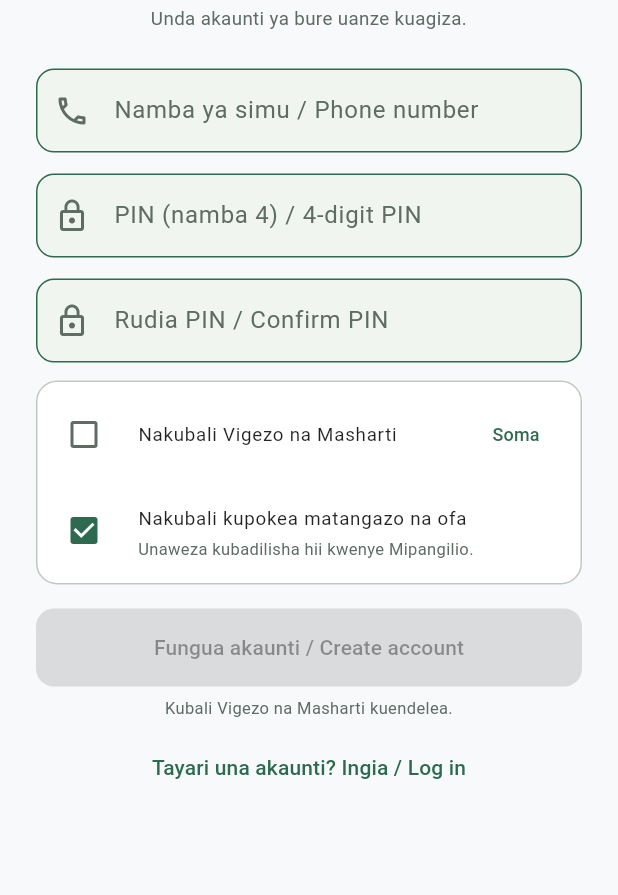
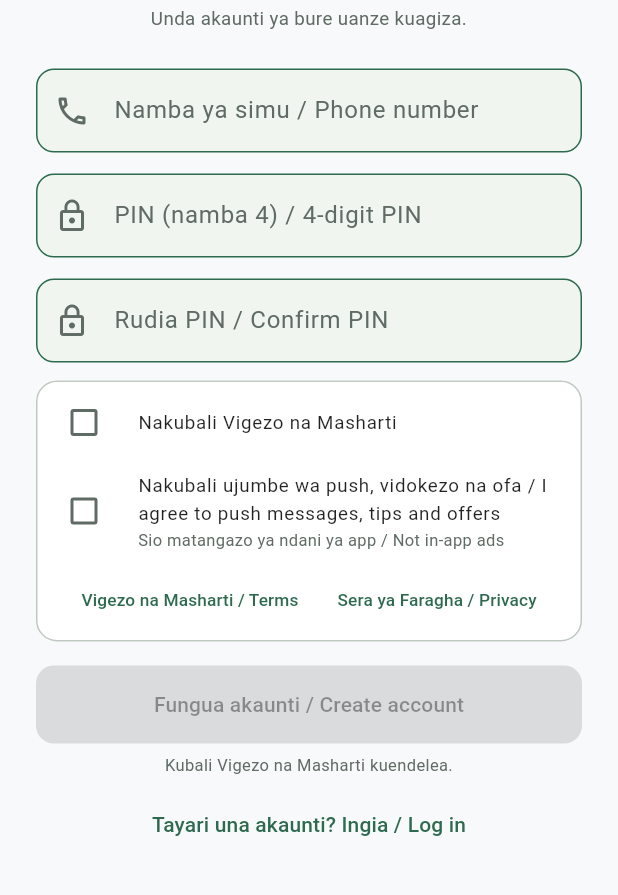
Before and after one commit to titokachima91/gasLink, a Flutter app: the RegisterScreen screen opened directly, on a phone screen of 412 x 824 dp, the part 290-1185 px from its top. Run offline on Flutter 3.47's test engine with Material 3 defaults, Android fonts, the light colour scheme and no system bars; our stand-ins replace cloud_firestore, connectivity_plus, firebase_auth, firebase_core, firebase_messaging, firebase_storage and 5 more; missing offline and left inert: dart:html; accounts and stored records are empty.

Commit message:
feat: move consent to registration and add About
Login no longer gates on Terms or records marketing consent. Registration collects required Terms acceptance plus optional, default-off marketing consent for push messages, tips and offers. Consumer settings drops the Ads switch and Terms row, and gains an About screen with version, readable Terms/Privacy, and support contacts. Legal links are available from login and landing.

```diff
--- a/lib/core/constants.dart
+++ b/lib/core/constants.dart
@@ -8,6 +8,7 @@
 class AppConstants {
   static const String appName = 'GasLink';
   static const String appNameSw = 'GasLink';
+  static const String appVersion = '1.0.0';
 
   /// Canonical brand list — vendors pick from this, never invent brands.
   static const List<String> gasBrands = [
--- a/lib/screens/auth/landing_screen.dart
+++ b/lib/screens/auth/landing_screen.dart
@@ -13,6 +13,7 @@ import '../advertise_screen.dart';
 import '../role_router.dart';
 import 'login_screen.dart';
 import 'register_screen.dart';
+import 'widgets/auth_widgets.dart';
 
 class LandingScreen extends StatelessWidget {
   const LandingScreen({super.key});
@@ -152,6 +153,7 @@ class LandingScreen extends StatelessWidget {
                       child: const Text('Tangaza nasi / Advertise with us'),
                     ),
                   ),
+                  const LegalLinks(),
                 ],
               ),
             ),
--- a/lib/screens/auth/register_screen.dart
+++ b/lib/screens/auth/register_screen.dart
@@ -1,5 +1,5 @@
 // lib/screens/auth/register_screen.dart
-// Branded registration: logo, phone + PIN + confirm, Terms & ads consent.
+// Branded registration: logo, phone + PIN + confirm, Terms & marketing consent.
 
 import 'package:flutter/material.dart';
 import '../../services/auth_service.dart';
@@ -23,7 +23,7 @@ class _RegisterScreenState extends State<RegisterScreen> {
   final _pin2Ctrl = TextEditingController();
   bool _loading = false;
   bool _termsAccepted = false;
-  bool _adsConsent = true;
+  bool _adsConsent = false;
   String? _error;
 
   @override
--- a/lib/screens/auth/widgets/auth_widgets.dart
+++ b/lib/screens/auth/widgets/auth_widgets.dart
@@ -4,8 +4,10 @@ import '../../../core/theme_ext.dart';
 import '../../../widgets/app_ui.dart';
 import '../../legal/legal_screens.dart';
 
-/// Shared Terms & Conditions + advertising-consent block used by the login
-/// and register screens.
+/// Shared Terms & Conditions + marketing-consent block used by registration.
+///
+/// Marketing consent is optional, defaults to off, and covers push messages,
+/// tips and offers — not in-app ad slots.
 class AuthConsents extends StatefulWidget {
   const AuthConsents({super.key, required this.onChanged});
 
@@ -19,7 +21,7 @@ class AuthConsents extends StatefulWidget {
 
 class _AuthConsentsState extends State<AuthConsents> {
   bool _termsAccepted = false;
-  bool _adsConsent = true;
+  bool _adsConsent = false;
 
   void _emit() {
     widget.onChanged(
@@ -40,25 +42,9 @@ class _AuthConsentsState extends State<AuthConsents> {
             dense: true,
             value: _termsAccepted,
             activeColor: context.colors.primary,
-            title: Row(
-              children: [
-                const Expanded(
-                  child: Text(
-                    'Nakubali Vigezo na Masharti',
-                    style: TextStyle(fontSize: 12.5),
-                  ),
-                ),
-                TextButton(
-                  onPressed: () => Navigator.push(
-                    context,
-                    MaterialPageRoute(builder: (_) => const TermsScreen()),
-                  ),
-                  child: const Text(
-                    'Soma',
-                    style: TextStyle(fontSize: 12),
-                  ),
-                ),
-              ],
+            title: const Text(
+              'Nakubali Vigezo na Masharti',
+              style: TextStyle(fontSize: 12.5),
             ),
             onChanged: (value) {
               setState(() => _termsAccepted = value ?? false);
@@ -72,11 +58,11 @@ class _AuthConsentsState extends State<AuthConsents> {
             value: _adsConsent,
             activeColor: context.colors.primary,
             title: const Text(
-              'Nakubali kupokea matangazo na ofa',
+              'Nakubali ujumbe wa push, vidokezo na ofa / I agree to push messages, tips and offers',
               style: TextStyle(fontSize: 12.5),
             ),
             subtitle: const Text(
-              'Unaweza kubadilisha hii kwenye Mipangilio.',
+              'Sio matangazo ya ndani ya app / Not in-app ads',
               style: TextStyle(fontSize: 11),
             ),
             onChanged: (value) {
@@ -84,8 +70,44 @@ class _AuthConsentsState extends State<AuthConsents> {
               _emit();
             },
           ),
+          const LegalLinks(),
         ],
       ),
+    );
+  }
+}
+
+/// Compact Terms and Privacy links shared by the auth screens.
+class LegalLinks extends StatelessWidget {
+  const LegalLinks({super.key});
+
+  @override
+  Widget build(BuildContext context) {
+    return Wrap(
+      alignment: WrapAlignment.center,
+      spacing: 2,
+      children: [
+        TextButton(
+          onPressed: () => Navigator.push(
+            context,
+            MaterialPageRoute(builder: (_) => const TermsScreen()),
+          ),
+          child: const Text(
+            'Vigezo na Masharti / Terms',
+            style: TextStyle(fontSize: 11.5),
+          ),
+        ),
+        TextButton(
+          onPressed: () => Navigator.push(
+            context,
+            MaterialPageRoute(builder: (_) => const PrivacyScreen()),
+          ),
+          child: const Text(
+            'Sera ya Faragha / Privacy',
+            style: TextStyle(fontSize: 11.5),
+          ),
+        ),
+      ],
     );
   }
 }
--- a/lib/screens/legal/legal_screens.dart
+++ b/lib/screens/legal/legal_screens.dart
@@ -37,9 +37,11 @@ class TermsScreen extends StatelessWidget {
               'Ripoti matatizo yoyote kupitia msaada kwa wateja.'
         ),
         (
-          '5. Matangazo',
-          'Tunaweza kukuonyesha matangazo yanayofaa. Unaweza kuzima kupitia '
-              'Mipangilio.'
+          '5. Matangazo na ujumbe',
+          'Tunaweza kukuonyesha matangazo ndani ya app. Ujumbe wa push, '
+              'vidokezo na ofa hutumwa tu ikiwa ulikubali wakati wa usajili. '
+              'Unaweza kuacha kupokea ujumbe kupitia mipangilio ya simu au '
+              'msaada kwa wateja.'
         ),
       ],
     );
```
Also changed, not shown: lib/screens/about_screen.dart (added, +167 -0 lines), lib/screens/auth/login_screen.dart (+5 -34 lines), lib/screens/consumer/consumer_settings_screen.dart (+11 -44 lines), 2 other files.
